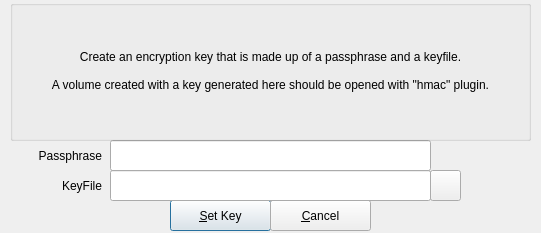
Above: src/plugin.ui from mhogomchungu/cryfs-gui before the change. Below: the same form after it.
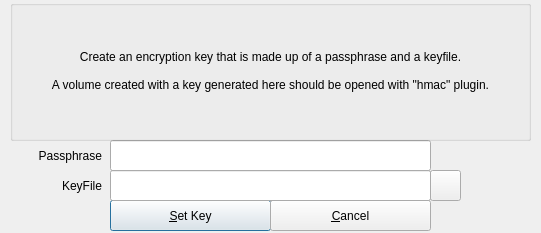
That is the form after the change.

The edit to the form file:
```diff
--- a/src/plugin.ui
+++ b/src/plugin.ui
@@ -19,9 +19,9 @@
   <widget class="QPushButton" name="pbSetKey">
    <property name="geometry">
     <rect>
-     <x>170</x>
+     <x>110</x>
      <y>200</y>
-     <width>101</width>
+     <width>161</width>
      <height>31</height>
     </rect>
    </property>
@@ -34,7 +34,7 @@
     <rect>
      <x>270</x>
      <y>200</y>
-     <width>101</width>
+     <width>161</width>
      <height>31</height>
     </rect>
    </property>
```
